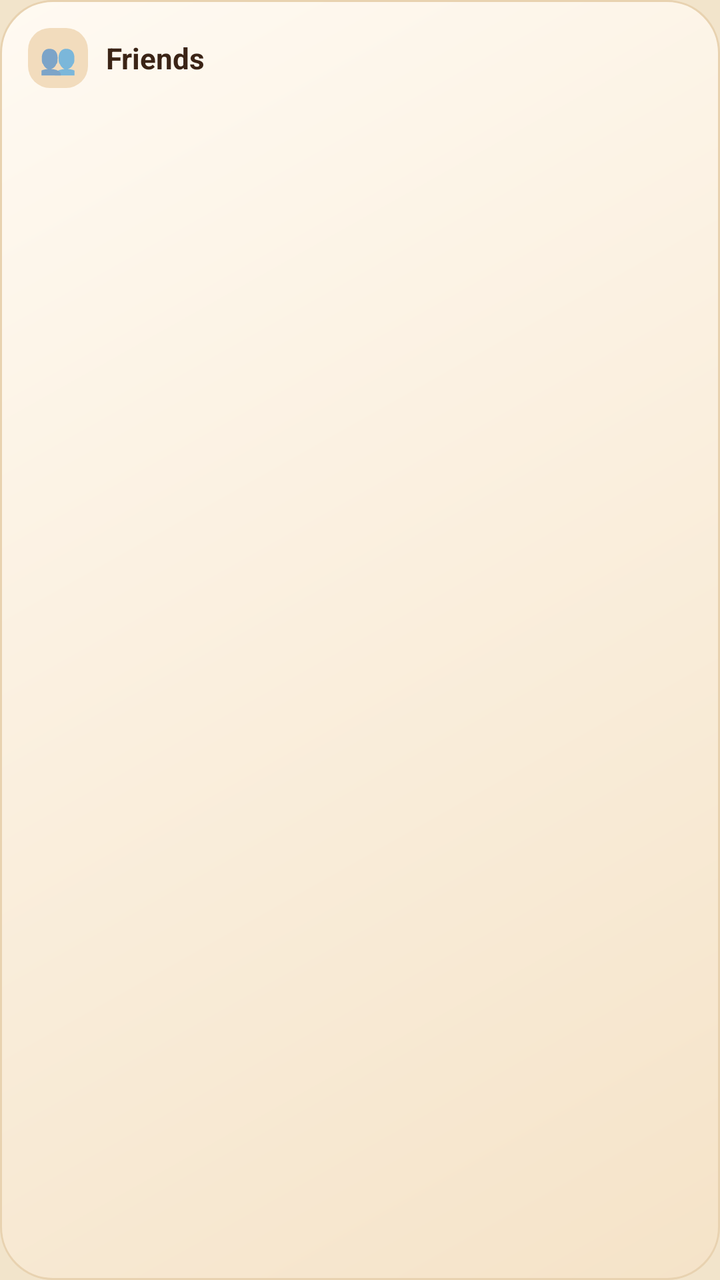
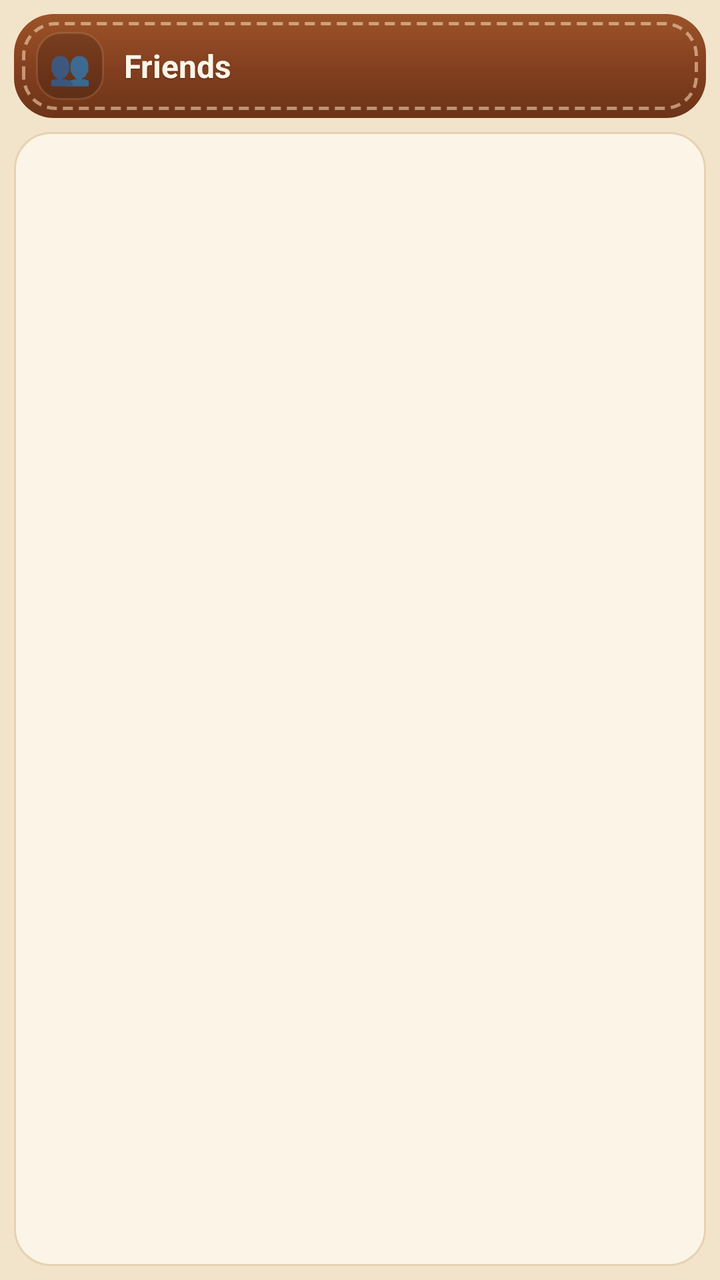

Screens rendered from an Android XML layout before and after an edit, with the pre-edit source and the edit as a unified diff.
<!-- AndroidManifest.xml: application theme AppTheme -->
<!-- res/layout/widget_friends.xml -->
<?xml version="1.0" encoding="utf-8"?>
<LinearLayout xmlns:android="http://schemas.android.com/apk/res/android" android:id="@+id/w_root" android:layout_width="match_parent" android:layout_height="match_parent"
    android:orientation="vertical" android:background="@drawable/widget_bg" android:padding="14dp">
    <LinearLayout android:layout_width="match_parent" android:layout_height="wrap_content" android:orientation="horizontal" android:gravity="center_vertical">
        <TextView android:id="@+id/w_icon" android:layout_width="30dp" android:layout_height="30dp" android:background="@drawable/widget_tile"
            android:gravity="center" android:text="👥" android:textSize="15sp" />
        <TextView android:id="@+id/w_label" android:layout_width="0dp" android:layout_weight="1" android:layout_height="wrap_content" android:layout_marginStart="9dp"
            android:text="Friends" android:textColor="@color/widget_ink" android:textSize="14.5sp" android:textStyle="bold" android:maxLines="1" android:ellipsize="end" />
        <TextView android:id="@+id/w_chip" android:layout_width="wrap_content" android:layout_height="wrap_content" android:layout_marginStart="6dp"
            android:background="@drawable/chip_neutral" android:paddingLeft="9dp" android:paddingRight="9dp" android:paddingTop="3dp" android:paddingBottom="3dp"
            android:textColor="#8A6A52" android:textSize="11sp" android:textStyle="bold" android:maxLines="1" android:visibility="gone" />
    </LinearLayout>
    <LinearLayout android:id="@+id/w_r1" android:layout_width="match_parent" android:layout_height="wrap_content" android:orientation="horizontal" android:gravity="center_vertical" android:layout_marginTop="8dp" android:visibility="gone">
        <ImageView android:id="@+id/w_av1" android:layout_width="36dp" android:layout_height="36dp" android:scaleType="fitCenter" android:importantForAccessibility="no" />
        <LinearLayout android:layout_width="0dp" android:layout_weight="1" android:layout_height="wrap_content" android:orientation="vertical" android:layout_marginStart="10dp">
            <LinearLayout android:layout_width="match_parent" android:layout_height="wrap_content" android:orientation="horizontal">
                <TextView android:id="@+id/w_n1" android:layout_width="0dp" android:layout_weight="1" android:layout_height="wrap_content" android:textColor="@color/widget_ink" android:textSize="13.5sp" android:textStyle="bold" android:maxLines="1" android:ellipsize="end" />
                <TextView android:id="@+id/w_tm1" android:layout_width="wrap_content" android:layout_height="wrap_content" android:layout_marginStart="6dp" android:textColor="@color/widget_muted" android:textSize="11sp" />
            </LinearLayout>
            <LinearLayout android:layout_width="match_parent" android:layout_height="wrap_content" android:orientation="horizontal" android:gravity="center_vertical" android:layout_marginTop="1dp">
                <TextView android:id="@+id/w_m1" android:layout_width="0dp" android:layout_weight="1" android:layout_height="wrap_content" android:textColor="@color/widget_muted" android:textSize="12.5sp" android:maxLines="1" android:ellipsize="end" />
                <TextView android:id="@+id/w_u1" android:layout_width="wrap_content" android:layout_height="wrap_content" android:layout_marginStart="6dp" android:minWidth="18dp" android:gravity="center"
                    android:background="@drawable/badge_accent" android:paddingLeft="5dp" android:paddingRight="5dp" android:paddingTop="1dp" android:paddingBottom="1dp"
                    android:textColor="#FFFFFF" android:textSize="10.5sp" android:textStyle="bold" android:visibility="gone" />
            </LinearLayout>
        </LinearLayout>
    </LinearLayout>
    <LinearLayout android:id="@+id/w_r2" android:layout_width="match_parent" android:layout_height="wrap_content" android:orientation="horizontal" android:gravity="center_vertical" android:layout_marginTop="8dp" android:visibility="gone">
        <ImageView android:id="@+id/w_av2" android:layout_width="36dp" android:layout_height="36dp" android:scaleType="fitCenter" android:importantForAccessibility="no" />
        <LinearLayout android:layout_width="0dp" android:layout_weight="1" android:layout_height="wrap_content" android:orientation="vertical" android:layout_marginStart="10dp">
            <LinearLayout android:layout_width="match_parent" android:layout_height="wrap_content" android:orientation="horizontal">
                <TextView android:id="@+id/w_n2" android:layout_width="0dp" android:layout_weight="1" android:layout_height="wrap_content" android:textColor="@color/widget_ink" android:textSize="13.5sp" android:textStyle="bold" android:maxLines="1" android:ellipsize="end" />
                <TextView android:id="@+id/w_tm2" android:layout_width="wrap_content" android:layout_height="wrap_content" android:layout_marginStart="6dp" android:textColor="@color/widget_muted" android:textSize="11sp" />
            </LinearLayout>
            <LinearLayout android:layout_width="match_parent" android:layout_height="wrap_content" android:orientation="horizontal" android:gravity="center_vertical" android:layout_marginTop="1dp">
                <TextView android:id="@+id/w_m2" android:layout_width="0dp" android:layout_weight="1" android:layout_height="wrap_content" android:textColor="@color/widget_muted" android:textSize="12.5sp" android:maxLines="1" android:ellipsize="end" />
                <TextView android:id="@+id/w_u2" android:layout_width="wrap_content" android:layout_height="wrap_content" android:layout_marginStart="6dp" android:minWidth="18dp" android:gravity="center"
                    android:background="@drawable/badge_accent" android:paddingLeft="5dp" android:paddingRight="5dp" android:paddingTop="1dp" android:paddingBottom="1dp"
                    android:textColor="#FFFFFF" android:textSize="10.5sp" android:textStyle="bold" android:visibility="gone" />
            </LinearLayout>
        </LinearLayout>
    </LinearLayout>
    <LinearLayout android:id="@+id/w_r3" android:layout_width="match_parent" android:layout_height="wrap_content" android:orientation="horizontal" android:gravity="center_vertical" android:layout_marginTop="8dp" android:visibility="gone">
        <ImageView android:id="@+id/w_av3" android:layout_width="36dp" android:layout_height="36dp" android:scaleType="fitCenter" android:importantForAccessibility="no" />
        <LinearLayout android:layout_width="0dp" android:layout_weight="1" android:layout_height="wrap_content" android:orientation="vertical" android:layout_marginStart="10dp">
            <LinearLayout android:layout_width="match_parent" android:layout_height="wrap_content" android:orientation="horizontal">
                <TextView android:id="@+id/w_n3" android:layout_width="0dp" android:layout_weight="1" android:layout_height="wrap_content" android:textColor="@color/widget_ink" android:textSize="13.5sp" android:textStyle="bold" android:maxLines="1" android:ellipsize="end" />
                <TextView android:id="@+id/w_tm3" android:layout_width="wrap_content" android:layout_height="wrap_content" android:layout_marginStart="6dp" android:textColor="@color/widget_muted" android:textSize="11sp" />
            </LinearLayout>
            <LinearLayout android:layout_width="match_parent" android:layout_height="wrap_content" android:orientation="horizontal" android:gravity="center_vertical" android:layout_marginTop="1dp">
                <TextView android:id="@+id/w_m3" android:layout_width="0dp" android:layout_weight="1" android:layout_height="wrap_content" android:textColor="@color/widget_muted" android:textSize="12.5sp" android:maxLines="1" android:ellipsize="end" />
                <TextView android:id="@+id/w_u3" android:layout_width="wrap_content" android:layout_height="wrap_content" android:layout_marginStart="6dp" android:minWidth="18dp" android:gravity="center"
                    android:background="@drawable/badge_accent" android:paddingLeft="5dp" android:paddingRight="5dp" android:paddingTop="1dp" android:paddingBottom="1dp"
                    android:textColor="#FFFFFF" android:textSize="10.5sp" android:textStyle="bold" android:visibility="gone" />
            </LinearLayout>
        </LinearLayout>
    </LinearLayout>
    <TextView android:id="@+id/w_empty" android:layout_width="match_parent" android:layout_height="wrap_content" android:layout_marginTop="10dp" android:textColor="@color/widget_muted" android:textSize="13sp" android:visibility="gone" />
    <LinearLayout android:id="@+id/w_freebox" android:layout_width="match_parent" android:layout_height="wrap_content" android:orientation="vertical" android:visibility="gone">
    <ImageView android:layout_width="match_parent" android:layout_height="1dp" android:layout_marginTop="9dp" android:src="@drawable/widget_divider" android:scaleType="fitXY" android:importantForAccessibility="no" />
        <TextView android:id="@+id/w_free" android:layout_width="match_parent" android:layout_height="wrap_content" android:layout_marginTop="7dp" android:textColor="@color/widget_muted" android:textSize="12sp" android:maxLines="1" android:ellipsize="end" />
    </LinearLayout>
</LinearLayout>
<!-- resources referenced by this layout -->
<resources>
  <color name="widget_ink">#3B2416</color>
  <color name="widget_muted">#8A6A52</color>
  <!-- drawable badge_accent (drawable) -->
  <?xml version="1.0" encoding="utf-8"?>
  <shape xmlns:android="http://schemas.android.com/apk/res/android" android:shape="rectangle">
      <solid android:color="#C0662A" />
      <corners android:radius="999dp" />
  </shape>
  <!-- drawable chip_neutral (drawable) -->
  <?xml version="1.0" encoding="utf-8"?>
  <shape xmlns:android="http://schemas.android.com/apk/res/android" android:shape="rectangle">
      <solid android:color="#268A6A52" />
      <corners android:radius="999dp" />
  </shape>
  <!-- drawable widget_bg (drawable) -->
  <?xml version="1.0" encoding="utf-8"?>
  <shape xmlns:android="http://schemas.android.com/apk/res/android" android:shape="rectangle">
      <gradient android:angle="315" android:startColor="@color/widget_bg_top" android:endColor="@color/widget_bg_bottom" />
      <corners android:radius="26dp" />
      <stroke android:width="1dp" android:color="@color/widget_line" />
  </shape>
  <!-- drawable widget_divider (drawable) -->
  <?xml version="1.0" encoding="utf-8"?>
  <shape xmlns:android="http://schemas.android.com/apk/res/android" android:shape="rectangle">
      <solid android:color="@color/widget_line" />
      <size android:height="1dp" />
  </shape>
  <!-- drawable widget_tile (drawable) -->
  <?xml version="1.0" encoding="utf-8"?>
  <shape xmlns:android="http://schemas.android.com/apk/res/android" android:shape="rectangle">
      <solid android:color="@color/widget_tile" />
      <corners android:radius="11dp" />
  </shape>
  <style name="AppTheme" parent="Theme.AppCompat.DayNight.NoActionBar">
          <item name="colorPrimary">@color/colorPrimary</item>
          <item name="colorPrimaryDark">@color/colorPrimaryDark</item>
          <item name="colorAccent">@color/colorAccent</item>
          <item name="android:windowBackground">@color/page</item>
      </style>
  <color name="widget_bg_top">#FFFAF2</color>
  <color name="widget_bg_bottom">#F5E3C8</color>
  <color name="widget_line">#E8D2B0</color>
  <color name="widget_tile">#F2DCBD</color>
  <color name="colorPrimary">#7C3D1B</color>
  <color name="colorPrimaryDark">#7C3D1B</color>
  <color name="colorAccent">#6A3DE8</color>
  <color name="page">#F2E4CB</color>
</resources>

<!-- the commit's change to res/layout/widget_friends.xml (unified diff, before → after) -->
@@ -1,63 +1,73 @@
 <?xml version="1.0" encoding="utf-8"?>
 <LinearLayout xmlns:android="http://schemas.android.com/apk/res/android" android:id="@+id/w_root" android:layout_width="match_parent" android:layout_height="match_parent"
-    android:orientation="vertical" android:background="@drawable/widget_bg" android:padding="14dp">
-    <LinearLayout android:layout_width="match_parent" android:layout_height="wrap_content" android:orientation="horizontal" android:gravity="center_vertical">
-        <TextView android:id="@+id/w_icon" android:layout_width="30dp" android:layout_height="30dp" android:background="@drawable/widget_tile"
-            android:gravity="center" android:text="👥" android:textSize="15sp" />
-        <TextView android:id="@+id/w_label" android:layout_width="0dp" android:layout_weight="1" android:layout_height="wrap_content" android:layout_marginStart="9dp"
-            android:text="Friends" android:textColor="@color/widget_ink" android:textSize="14.5sp" android:textStyle="bold" android:maxLines="1" android:ellipsize="end" />
+    android:orientation="vertical" android:background="@drawable/widget_bg" android:padding="7dp">
+    
+    <LinearLayout android:layout_width="match_parent" android:layout_height="wrap_content" android:orientation="horizontal" android:gravity="center_vertical"
+        android:background="@drawable/widget_leather" android:paddingLeft="11dp" android:paddingRight="11dp" android:paddingTop="9dp" android:paddingBottom="9dp">
+        <TextView android:id="@+id/w_icon" android:layout_width="34dp" android:layout_height="34dp" android:background="@drawable/widget_tile"
+            android:gravity="center" android:text="👥" android:textSize="17sp" />
+        <LinearLayout android:layout_width="0dp" android:layout_weight="1" android:layout_height="wrap_content" android:orientation="vertical" android:layout_marginStart="10dp">
+            <TextView android:id="@+id/w_label" android:layout_width="match_parent" android:layout_height="wrap_content" android:text="Friends"
+                android:textColor="#FFFFF6EA" android:textSize="16sp" android:textStyle="bold" android:maxLines="1" android:ellipsize="end"
+                android:shadowColor="#8C321405" android:shadowDy="1" android:shadowRadius="1" />
+            <TextView android:id="@+id/w_hsub" android:layout_width="match_parent" android:layout_height="wrap_content" android:textColor="#FFF0CFA6"
+                android:textSize="11.5sp" android:textStyle="bold" android:maxLines="1" android:ellipsize="end" android:visibility="gone" />
+        </LinearLayout>
         <TextView android:id="@+id/w_chip" android:layout_width="wrap_content" android:layout_height="wrap_content" android:layout_marginStart="6dp"
             android:background="@drawable/chip_neutral" android:paddingLeft="9dp" android:paddingRight="9dp" android:paddingTop="3dp" android:paddingBottom="3dp"
-            android:textColor="#8A6A52" android:textSize="11sp" android:textStyle="bold" android:maxLines="1" android:visibility="gone" />
+            android:textColor="#FFFFF1DD" android:textSize="11sp" android:textStyle="bold" android:maxLines="1" android:visibility="gone" />
     </LinearLayout>
-    <LinearLayout android:id="@+id/w_r1" android:layout_width="match_parent" android:layout_height="wrap_content" android:orientation="horizontal" android:gravity="center_vertical" android:layout_marginTop="8dp" android:visibility="gone">
-        <ImageView android:id="@+id/w_av1" android:layout_width="36dp" android:layout_height="36dp" android:scaleType="fitCenter" android:importantForAccessibility="no" />
-        <LinearLayout android:layout_width="0dp" android:layout_weight="1" android:layout_height="wrap_content" android:orientation="vertical" android:layout_marginStart="10dp">
-            <LinearLayout android:layout_width="match_parent" android:layout_height="wrap_content" android:orientation="horizontal">
-                <TextView android:id="@+id/w_n1" android:layout_width="0dp" android:layout_weight="1" android:layout_height="wrap_content" android:textColor="@color/widget_ink" android:textSize="13.5sp" android:textStyle="bold" android:maxLines="1" android:ellipsize="end" />
-                <TextView android:id="@+id/w_tm1" android:layout_width="wrap_content" android:layout_height="wrap_content" android:layout_marginStart="6dp" android:textColor="@color/widget_muted" android:textSize="11sp" />
-            </LinearLayout>
-            <LinearLayout android:layout_width="match_parent" android:layout_height="wrap_content" android:orientation="horizontal" android:gravity="center_vertical" android:layout_marginTop="1dp">
-                <TextView android:id="@+id/w_m1" android:layout_width="0dp" android:layout_weight="1" android:layout_height="wrap_content" android:textColor="@color/widget_muted" android:textSize="12.5sp" android:maxLines="1" android:ellipsize="end" />
-                <TextView android:id="@+id/w_u1" android:layout_width="wrap_content" android:layout_height="wrap_content" android:layout_marginStart="6dp" android:minWidth="18dp" android:gravity="center"
-                    android:background="@drawable/badge_accent" android:paddingLeft="5dp" android:paddingRight="5dp" android:paddingTop="1dp" android:paddingBottom="1dp"
-                    android:textColor="#FFFFFF" android:textSize="10.5sp" android:textStyle="bold" android:visibility="gone" />
+    <LinearLayout android:id="@+id/w_card" android:layout_width="match_parent" android:layout_height="0dp" android:layout_weight="1" android:layout_marginTop="7dp"
+        android:orientation="vertical" android:background="@drawable/widget_card" android:padding="12dp">
+        <LinearLayout android:id="@+id/w_r1" android:layout_width="match_parent" android:layout_height="wrap_content" android:orientation="horizontal" android:gravity="center_vertical" android:layout_marginTop="0dp" android:visibility="gone">
+            <ImageView android:id="@+id/w_av1" android:layout_width="36dp" android:layout_height="36dp" android:scaleType="fitCenter" android:importantForAccessibility="no" />
+            <LinearLayout android:layout_width="0dp" android:layout_weight="1" android:layout_height="wrap_content" android:orientation="vertical" android:layout_marginStart="10dp">
+                <LinearLayout android:layout_width="match_parent" android:layout_height="wrap_content" android:orientation="horizontal">
+                    <TextView android:id="@+id/w_n1" android:layout_width="0dp" android:layout_weight="1" android:layout_height="wrap_content" android:textColor="@color/widget_ink" android:textSize="13.5sp" android:textStyle="bold" android:maxLines="1" android:ellipsize="end" />
+                    <TextView android:id="@+id/w_tm1" android:layout_width="wrap_content" android:layout_height="wrap_content" android:layout_marginStart="6dp" android:textColor="@color/widget_muted" android:textSize="11sp" />
+                </LinearLayout>
+                <LinearLayout android:layout_width="match_parent" android:layout_height="wrap_content" android:orientation="horizontal" android:gravity="center_vertical" android:layout_marginTop="1dp">
+                    <TextView android:id="@+id/w_m1" android:layout_width="0dp" android:layout_weight="1" android:layout_height="wrap_content" android:textColor="@color/widget_muted" android:textSize="12.5sp" android:maxLines="1" android:ellipsize="end" />
+                    <TextView android:id="@+id/w_u1" android:layout_width="wrap_content" android:layout_height="wrap_content" android:layout_marginStart="6dp" android:minWidth="18dp" android:gravity="center"
+                        android:background="@drawable/badge_accent" android:paddingLeft="5dp" android:paddingRight="5dp" android:paddingTop="1dp" android:paddingBottom="1dp"
+                        android:textColor="#FFFFFF" android:textSize="10.5sp" android:textStyle="bold" android:visibility="gone" />
+                </LinearLayout>
             </LinearLayout>
         </LinearLayout>
-    </LinearLayout>
-    <LinearLayout android:id="@+id/w_r2" android:layout_width="match_parent" android:layout_height="wrap_content" android:orientation="horizontal" android:gravity="center_vertical" android:layout_marginTop="8dp" android:visibility="gone">
-        <ImageView android:id="@+id/w_av2" android:layout_width="36dp" android:layout_height="36dp" android:scaleType="fitCenter" android:importantForAccessibility="no" />
-        <LinearLayout android:layout_width="0dp" android:layout_weight="1" android:layout_height="wrap_content" android:orientation="vertical" android:layout_marginStart="10dp">
-            <LinearLayout android:layout_width="match_parent" android:layout_height="wrap_content" android:orientation="horizontal">
-                <TextView android:id="@+id/w_n2" android:layout_width="0dp" android:layout_weight="1" android:layout_height="wrap_content" android:textColor="@color/widget_ink" android:textSize="13.5sp" android:textStyle="bold" android:maxLines="1" android:ellipsize="end" />
-                <TextView android:id="@+id/w_tm2" android:layout_width="wrap_content" android:layout_height="wrap_content" android:layout_marginStart="6dp" android:textColor="@color/widget_muted" android:textSize="11sp" />
-            </LinearLayout>
-            <LinearLayout android:layout_width="match_parent" android:layout_height="wrap_content" android:orientation="horizontal" android:gravity="center_vertical" android:layout_marginTop="1dp">
-                <TextView android:id="@+id/w_m2" android:layout_width="0dp" android:layout_weight="1" android:layout_height="wrap_content" android:textColor="@color/widget_muted" android:textSize="12.5sp" android:maxLines="1" android:ellipsize="end" />
-                <TextView android:id="@+id/w_u2" android:layout_width="wrap_content" android:layout_height="wrap_content" android:layout_marginStart="6dp" android:minWidth="18dp" android:gravity="center"
-                    android:background="@drawable/badge_accent" android:paddingLeft="5dp" android:paddingRight="5dp" android:paddingTop="1dp" android:paddingBottom="1dp"
-                    android:textColor="#FFFFFF" android:textSize="10.5sp" android:textStyle="bold" android:visibility="gone" />
+        <LinearLayout android:id="@+id/w_r2" android:layout_width="match_parent" android:layout_height="wrap_content" android:orientation="horizontal" android:gravity="center_vertical" android:layout_marginTop="8dp" android:visibility="gone">
+            <ImageView android:id="@+id/w_av2" android:layout_width="36dp" android:layout_height="36dp" android:scaleType="fitCenter" android:importantForAccessibility="no" />
+            <LinearLayout android:layout_width="0dp" android:layout_weight="1" android:layout_height="wrap_content" android:orientation="vertical" android:layout_marginStart="10dp">
+                <LinearLayout android:layout_width="match_parent" android:layout_height="wrap_content" android:orientation="horizontal">
+                    <TextView android:id="@+id/w_n2" android:layout_width="0dp" android:layout_weight="1" android:layout_height="wrap_content" android:textColor="@color/widget_ink" android:textSize="13.5sp" android:textStyle="bold" android:maxLines="1" android:ellipsize="end" />
+                    <TextView android:id="@+id/w_tm2" android:layout_width="wrap_content" android:layout_height="wrap_content" android:layout_marginStart="6dp" android:textColor="@color/widget_muted" android:textSize="11sp" />
+                </LinearLayout>
+                <LinearLayout android:layout_width="match_parent" android:layout_height="wrap_content" android:orientation="horizontal" android:gravity="center_vertical" android:layout_marginTop="1dp">
+                    <TextView android:id="@+id/w_m2" android:layout_width="0dp" android:layout_weight="1" android:layout_height="wrap_content" android:textColor="@color/widget_muted" android:textSize="12.5sp" android:maxLines="1" android:ellipsize="end" />
+                    <TextView android:id="@+id/w_u2" android:layout_width="wrap_content" android:layout_height="wrap_content" android:layout_marginStart="6dp" android:minWidth="18dp" android:gravity="center"
+                        android:background="@drawable/badge_accent" android:paddingLeft="5dp" android:paddingRight="5dp" android:paddingTop="1dp" android:paddingBottom="1dp"
+                        android:textColor="#FFFFFF" android:textSize="10.5sp" android:textStyle="bold" android:visibility="gone" />
+                </LinearLayout>
             </LinearLayout>
         </LinearLayout>
-    </LinearLayout>
-    <LinearLayout android:id="@+id/w_r3" android:layout_width="match_parent" android:layout_height="wrap_content" android:orientation="horizontal" android:gravity="center_vertical" android:layout_marginTop="8dp" android:visibility="gone">
-        <ImageView android:id="@+id/w_av3" android:layout_width="36dp" android:layout_height="36dp" android:scaleType="fitCenter" android:importantForAccessibility="no" />
-        <LinearLayout android:layout_width="0dp" android:layout_weight="1" android:layout_height="wrap_content" android:orientation="vertical" android:layout_marginStart="10dp">
-            <LinearLayout android:layout_width="match_parent" android:layout_height="wrap_content" android:orientation="horizontal">
-                <TextView android:id="@+id/w_n3" android:layout_width="0dp" android:layout_weight="1" android:layout_height="wrap_content" android:textColor="@color/widget_ink" android:textSize="13.5sp" android:textStyle="bold" android:maxLines="1" android:ellipsize="end" />
-                <TextView android:id="@+id/w_tm3" android:layout_width="wrap_content" android:layout_height="wrap_content" android:layout_marginStart="6dp" android:textColor="@color/widget_muted" android:textSize="11sp" />
-            </LinearLayout>
-            <LinearLayout android:layout_width="match_parent" android:layout_height="wrap_content" android:orientation="horizontal" android:gravity="center_vertical" android:layout_marginTop="1dp">
-                <TextView android:id="@+id/w_m3" android:layout_width="0dp" android:layout_weight="1" android:layout_height="wrap_content" android:textColor="@color/widget_muted" android:textSize="12.5sp" android:maxLines="1" android:ellipsize="end" />
-                <TextView android:id="@+id/w_u3" android:layout_width="wrap_content" android:layout_height="wrap_content" android:layout_marginStart="6dp" android:minWidth="18dp" android:gravity="center"
-                    android:background="@drawable/badge_accent" android:paddingLeft="5dp" android:paddingRight="5dp" android:paddingTop="1dp" android:paddingBottom="1dp"
-                    android:textColor="#FFFFFF" android:textSize="10.5sp" android:textStyle="bold" android:visibility="gone" />
+        <LinearLayout android:id="@+id/w_r3" android:layout_width="match_parent" android:layout_height="wrap_content" android:orientation="horizontal" android:gravity="center_vertical" android:layout_marginTop="8dp" android:visibility="gone">
+            <ImageView android:id="@+id/w_av3" android:layout_width="36dp" android:layout_height="36dp" android:scaleType="fitCenter" android:importantForAccessibility="no" />
+            <LinearLayout android:layout_width="0dp" android:layout_weight="1" android:layout_height="wrap_content" android:orientation="vertical" android:layout_marginStart="10dp">
+                <LinearLayout android:layout_width="match_parent" android:layout_height="wrap_content" android:orientation="horizontal">
+                    <TextView android:id="@+id/w_n3" android:layout_width="0dp" android:layout_weight="1" android:layout_height="wrap_content" android:textColor="@color/widget_ink" android:textSize="13.5sp" android:textStyle="bold" android:maxLines="1" android:ellipsize="end" />
+                    <TextView android:id="@+id/w_tm3" android:layout_width="wrap_content" android:layout_height="wrap_content" android:layout_marginStart="6dp" android:textColor="@color/widget_muted" android:textSize="11sp" />
+                </LinearLayout>
+                <LinearLayout android:layout_width="match_parent" android:layout_height="wrap_content" android:orientation="horizontal" android:gravity="center_vertical" android:layout_marginTop="1dp">
+                    <TextView android:id="@+id/w_m3" android:layout_width="0dp" android:layout_weight="1" android:layout_height="wrap_content" android:textColor="@color/widget_muted" android:textSize="12.5sp" android:maxLines="1" android:ellipsize="end" />
+                    <TextView android:id="@+id/w_u3" android:layout_width="wrap_content" android:layout_height="wrap_content" android:layout_marginStart="6dp" android:minWidth="18dp" android:gravity="center"
+                        android:background="@drawable/badge_accent" android:paddingLeft="5dp" android:paddingRight="5dp" android:paddingTop="1dp" android:paddingBottom="1dp"
+                        android:textColor="#FFFFFF" android:textSize="10.5sp" android:textStyle="bold" android:visibility="gone" />
+                </LinearLayout>
             </LinearLayout>
         </LinearLayout>
-    </LinearLayout>
-    <TextView android:id="@+id/w_empty" android:layout_width="match_parent" android:layout_height="wrap_content" android:layout_marginTop="10dp" android:textColor="@color/widget_muted" android:textSize="13sp" android:visibility="gone" />
-    <LinearLayout android:id="@+id/w_freebox" android:layout_width="match_parent" android:layout_height="wrap_content" android:orientation="vertical" android:visibility="gone">
-    <ImageView android:layout_width="match_parent" android:layout_height="1dp" android:layout_marginTop="9dp" android:src="@drawable/widget_divider" android:scaleType="fitXY" android:importantForAccessibility="no" />
-        <TextView android:id="@+id/w_free" android:layout_width="match_parent" android:layout_height="wrap_content" android:layout_marginTop="7dp" android:textColor="@color/widget_muted" android:textSize="12sp" android:maxLines="1" android:ellipsize="end" />
+        <TextView android:id="@+id/w_empty" android:layout_width="match_parent" android:layout_height="wrap_content" android:layout_marginTop="4dp" android:textColor="@color/widget_muted" android:textSize="13sp" android:visibility="gone" />
+        <LinearLayout android:id="@+id/w_freebox" android:layout_width="match_parent" android:layout_height="wrap_content" android:orientation="vertical" android:visibility="gone">
+        <ImageView android:layout_width="match_parent" android:layout_height="1dp" android:layout_marginTop="8dp" android:src="@drawable/widget_divider" android:scaleType="fitXY" android:importantForAccessibility="no" />
+            <TextView android:id="@+id/w_free" android:layout_width="match_parent" android:layout_height="wrap_content" android:layout_marginTop="7dp" android:textColor="@color/widget_muted" android:textSize="12sp" android:maxLines="1" android:ellipsize="end" />
+        </LinearLayout>
     </LinearLayout>
 </LinearLayout>
<!-- resource entries referenced after the edit -->
@@ -11,14 +11,21 @@
   <!-- drawable chip_neutral (drawable) -->
   <?xml version="1.0" encoding="utf-8"?>
   <shape xmlns:android="http://schemas.android.com/apk/res/android" android:shape="rectangle">
-      <solid android:color="#268A6A52" />
+      <solid android:color="#33FFE9CC" />
       <corners android:radius="999dp" />
+      <stroke android:width="1dp" android:color="#40FFE2BE" />
   </shape>
   <!-- drawable widget_bg (drawable) -->
   <?xml version="1.0" encoding="utf-8"?>
   <shape xmlns:android="http://schemas.android.com/apk/res/android" android:shape="rectangle">
-      <gradient android:angle="315" android:startColor="@color/widget_bg_top" android:endColor="@color/widget_bg_bottom" />
+      <solid android:color="@color/widget_paper" />
       <corners android:radius="26dp" />
+  </shape>
+  <!-- drawable widget_card (drawable) -->
+  <?xml version="1.0" encoding="utf-8"?>
+  <shape xmlns:android="http://schemas.android.com/apk/res/android" android:shape="rectangle">
+      <solid android:color="@color/widget_card" />
+      <corners android:radius="18dp" />
       <stroke android:width="1dp" android:color="@color/widget_line" />
   </shape>
   <!-- drawable widget_divider (drawable) -->
@@ -27,11 +34,29 @@
       <solid android:color="@color/widget_line" />
       <size android:height="1dp" />
   </shape>
+  <!-- drawable widget_leather (drawable) -->
+  <?xml version="1.0" encoding="utf-8"?>
+  <layer-list xmlns:android="http://schemas.android.com/apk/res/android">
+      <item>
+          <shape android:shape="rectangle">
+              <gradient android:angle="270" android:startColor="#9C5328" android:centerColor="#844020" android:endColor="#6C3416" />
+              <corners android:radius="20dp" />
+          </shape>
+      </item>
+      <item android:left="4dp" android:top="4dp" android:right="4dp" android:bottom="4dp">
+          <shape android:shape="rectangle">
+              <solid android:color="#00000000" />
+              <stroke android:width="1.5dp" android:color="#8CFFE2BE" android:dashWidth="5dp" android:dashGap="3dp" />
+              <corners android:radius="16dp" />
+          </shape>
+      </item>
+  </layer-list>
   <!-- drawable widget_tile (drawable) -->
   <?xml version="1.0" encoding="utf-8"?>
   <shape xmlns:android="http://schemas.android.com/apk/res/android" android:shape="rectangle">
-      <solid android:color="@color/widget_tile" />
-      <corners android:radius="11dp" />
+      <solid android:color="#2E000000" />
+      <corners android:radius="12dp" />
+      <stroke android:width="1dp" android:color="#26FFD2A0" />
   </shape>
   <style name="AppTheme" parent="Theme.AppCompat.DayNight.NoActionBar">
           <item name="colorPrimary">@color/colorPrimary</item>
@@ -39,10 +64,9 @@
           <item name="colorAccent">@color/colorAccent</item>
           <item name="android:windowBackground">@color/page</item>
       </style>
-  <color name="widget_bg_top">#FFFAF2</color>
-  <color name="widget_bg_bottom">#F5E3C8</color>
-  <color name="widget_line">#E8D2B0</color>
-  <color name="widget_tile">#F2DCBD</color>
+  <color name="widget_paper">#F2E4CB</color>
+  <color name="widget_card">#FCF5E7</color>
+  <color name="widget_line">#E6D2B2</color>
   <color name="colorPrimary">#7C3D1B</color>
   <color name="colorPrimaryDark">#7C3D1B</color>
   <color name="colorAccent">#6A3DE8</color>
